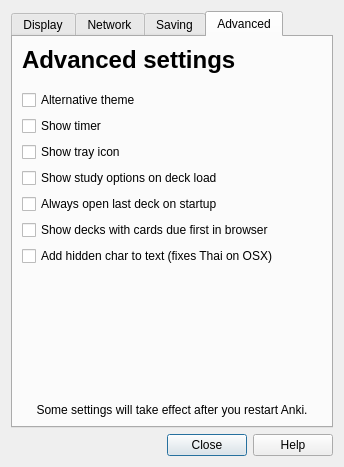
First picture: the form in designer/preferences.ui, repository ankitects/anki, before the edit.
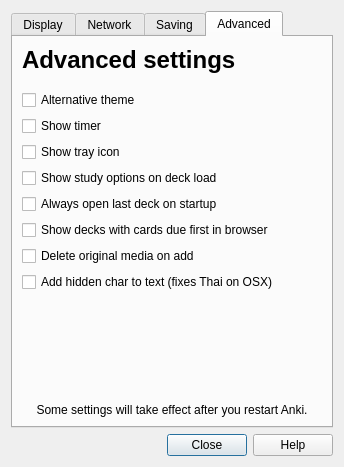
Second picture: the form after the edit. The open tabs and pages were chosen to show the change.

Commit message: add automatically delete media option

Diff of the .ui file:
```diff
--- a/designer/preferences.ui
+++ b/designer/preferences.ui
@@ -557,7 +557,7 @@
            </property>
           </widget>
          </item>
-         <item row="10" column="0">
+         <item row="11" column="0">
           <widget class="QCheckBox" name="addZeroSpace">
            <property name="text">
             <string>Add hidden char to text (fixes Thai on OSX)</string>
@@ -578,6 +578,13 @@
            </property>
           </widget>
          </item>
+         <item row="10" column="0">
+          <widget class="QCheckBox" name="deleteMedia">
+           <property name="text">
+            <string>Delete original media on add</string>
+           </property>
+          </widget>
+         </item>
         </layout>
        </item>
        <item>
```
Left out of the diff: 1 changed line with no effect on the pictures. The commit also changes 3 other files.
